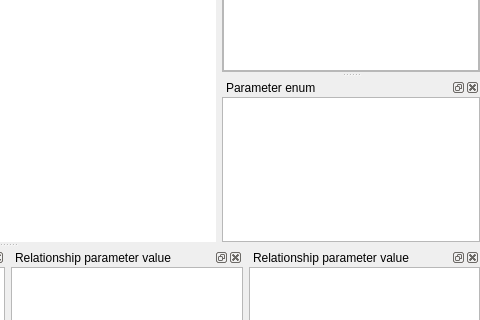
Qt form spinetoolbox/ui/graph_view_form.ui (spine-tools/Spine-Toolbox) before a commit; both pictures show x 464 to 944 and y 287 to 607 of the 944 by 768 pixel window.
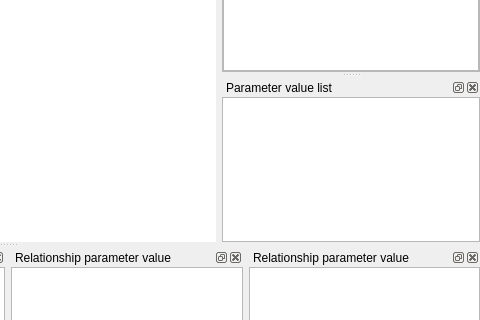
The same form after that commit. Icons and pictures are not drawn. Custom widgets are drawn as their Qt base class.

Commit message: Issue #253, rename parameter_enum to parameter_value_list for graph view UI attributes.

```diff
--- a/spinetoolbox/ui/graph_view_form.ui
+++ b/spinetoolbox/ui/graph_view_form.ui
@@ -412,7 +412,7 @@
   </widget>
   <widget class="QDockWidget" name="dockWidget_parameter_enum">
    <property name="windowTitle">
-    <string>Parameter enum</string>
+    <string>Parameter value list</string>
    </property>
    <attribute name="dockWidgetArea">
     <number>2</number>
```
Left out of the diff: 8 changed lines with no effect on the pictures. The commit also changes 1 other file.
